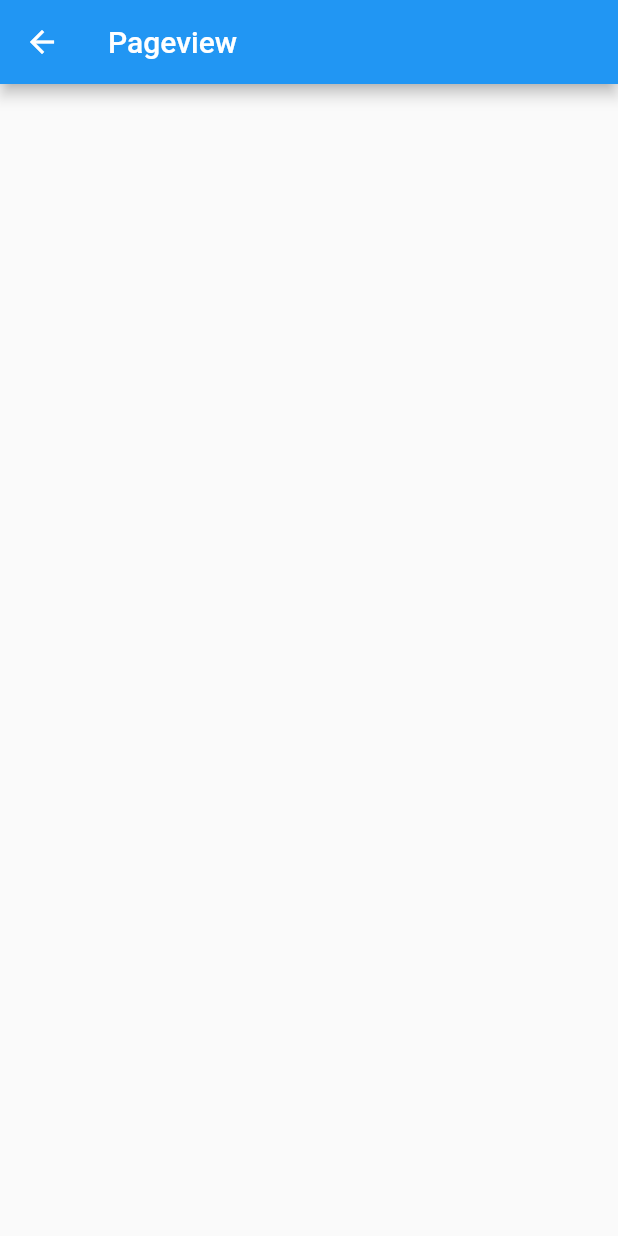
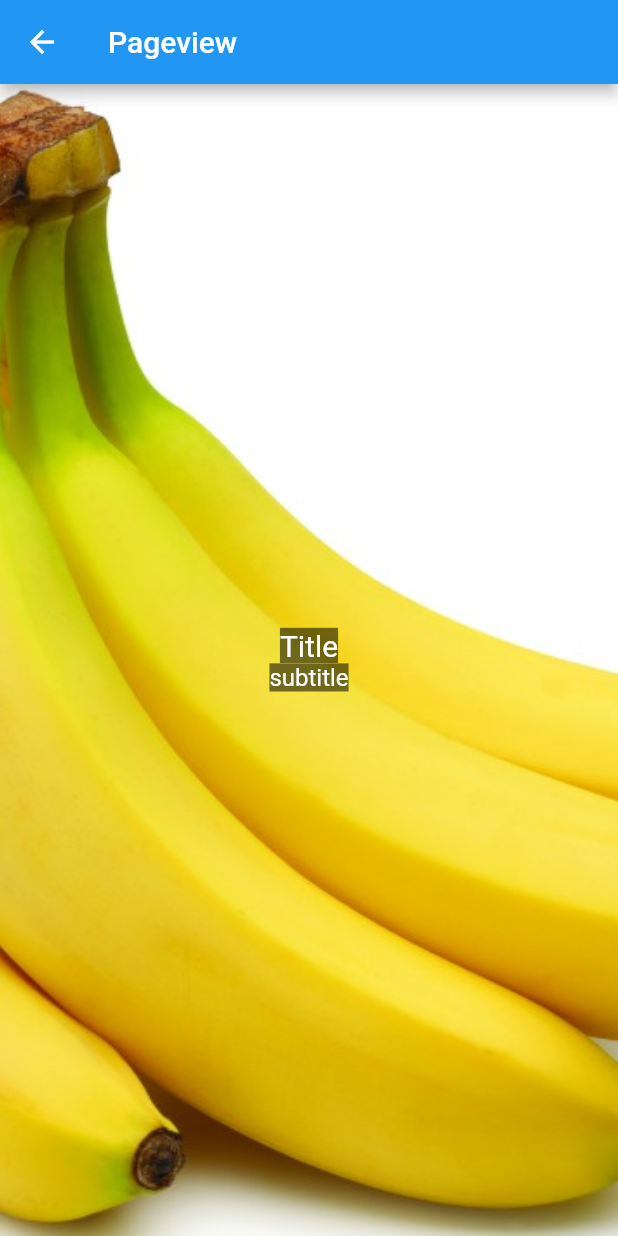
Before and after one commit to sya-hid/flutter_tutorial, a Flutter app: the screen it shows after launch, after a tap on "PageView", on a phone screen of 412 x 824 dp. Run offline on Flutter 3.47's test engine with Material 2 defaults, Android fonts, the light colour scheme and no system bars; our stand-ins replace carousel_slider, percent_indicator.

Commit message:
update tutorial

```diff
--- a/lib/main.dart
+++ b/lib/main.dart
@@ -1,9 +1,11 @@
 import 'package:flutter/material.dart';
-import 'package:flutter_tutorial/models/item_model.dart';
 import 'package:flutter_tutorial/my_carousel.dart';
 import 'package:flutter_tutorial/my_carousel2item.dart';
+import 'package:flutter_tutorial/my_custom_carousel.dart';
+import 'package:flutter_tutorial/my_custom_pageview.dart';
 import 'package:flutter_tutorial/my_listview.dart';
 import 'package:flutter_tutorial/my_pageview.dart';
+import 'package:flutter_tutorial/my_percent_indicator.dart';
 import 'package:flutter_tutorial/my_scrollview.dart';
 
 void main() {
@@ -31,124 +33,17 @@ class MyApp extends StatelessWidget {
             ),
         '/custom_carousel': (context) =>
             const CustomCarousel(title: 'Custom Carousel'),
-            '/pageview':(context)=>MyPageView(title: 'Pageview',)
+        '/pageview': (context) => const MyPageView(title: 'Pageview'),
+        '/custom_pageview': (context) =>
+            const MyCustomPageview(title: 'Custom Pageview'),
+        '/percent_indicator': (context) =>
+            const MyPercentIndicator(title: 'Percent Indicator'),
       },
       theme: ThemeData(
         primarySwatch: Colors.blue,
       ),
       home: const MyHomePage(
         title: 'My Flutter',
-      ),
-    );
-  }
-}
-
-class CustomCarousel extends StatefulWidget {
-  final String? title;
-  const CustomCarousel({Key? key, this.title}) : super(key: key);
-
-  @override
-  State<CustomCarousel> createState() => _CustomCarouselState();
-}
-
-class _CustomCarouselState extends State<CustomCarousel> {
-  int _current = 0;
-  late PageController pageController;
-
-  @override
-  void initState() {
-    super.initState();
-    pageController = PageController(
-      initialPage: _current,
-      viewportFraction: 0.75,
-    );
-  }
-
-  @override
-  void dispose() {
-    super.dispose();
-    pageController.dispose();
-  }
-
-  Widget carouselView(int index) {
-    return AnimatedBuilder(
-        animation: pageController,
-        builder: (context, child) {
-          double pagee = 1.0;
-          if (pageController.position.haveDimensions) {
-            pagee = index.toDouble() - (pageController.page ?? 0);
-            pagee = pagee * pagee;
-          }
-          return Transform.translate(
-            offset: Offset(0, pagee * 80),
-            child: previewFile(index),
-          );
-        });
-  }
-
-  Widget previewFile(int index) {
-    return Padding(
-      padding: const EdgeInsets.symmetric(horizontal: 10, vertical: 30),
-      child: Container(
-        width: MediaQuery.of(context).size.width * 0.6,
-        decoration: BoxDecoration(
-            image: DecorationImage(
-              image: AssetImage(dataItem[index].image!),
-              fit: BoxFit.cover,
-            ),
-            borderRadius: BorderRadius.circular(20),
-            boxShadow: const [
-              BoxShadow(
-                offset: Offset(2, 4),
-                blurRadius: 4,
-                color: Colors.black54,
-              )
-            ],
-            color: Colors.greenAccent),
-        child: Center(
-            child: Column(
-          mainAxisAlignment: MainAxisAlignment.center,
-          children: [
-            Text(dataItem[index].title!,
-                style: const TextStyle(
-                  fontSize: 20,
-                  fontWeight: FontWeight.bold,
-                  color: Colors.white,
-                )),
-            Text(
-              dataItem[index].subtitle!,
-              style: const TextStyle(
-                  fontSize: 16,
-                  fontWeight: FontWeight.normal,
-                  color: Colors.white),
-            )
-          ],
-        )),
-      ),
-    );
-  }
-
-  @override
-  Widget build(BuildContext context) {
-    return Scaffold(
-      appBar: AppBar(
-        title: Text(widget.title!),
-      ),
-      body: Center(
-        child: PageView.builder(
-          itemCount: dataItem.length,
-          controller: pageController,
-          allowImplicitScrolling: true,
-          onPageChanged: (index) {
-            setState(() {
-              _current = index;
-            });
-          },
-          physics: const ClampingScrollPhysics(),
-          itemBuilder: (context, index) {
-            return carouselView(index);
-          },
-        ),
       ),
     );
   }
@@ -171,7 +66,7 @@ class _MyHomePageState extends State<MyHomePage> {
           title: Text(widget.title),
         ),
         body: ListView(
-          padding: const EdgeInsets.only(left: 20, right: 20, top: 10),
+          padding: const EdgeInsets.all(20),
           children: const [
             MenuItem(
               text: 'ListView',
@@ -193,7 +88,22 @@ class _MyHomePageState extends State<MyHomePage> {
               text: 'Custom Carousel',
               press: '/custom_carousel',
             ),
-            MenuItem(text: 'PageView',press: '/pageview',)
+            MenuItem(
+              text: 'PageView',
+              press: '/pageview',
+            ),
+            MenuItem(
+              text: 'Custom PageView',
+              press: '/custom_pageview',
+            ),
+            MenuItem(
+              text: 'Staggered Gridvieww',
+              press: '/staggered_gridview',
+            ),
+            MenuItem(
+              text: 'Percent Indicator',
+              press: '/percent_indicator',
+            )
           ],
         ));
   }
--- a/lib/my_pageview.dart
+++ b/lib/my_pageview.dart
@@ -1,4 +1,5 @@
 import 'package:flutter/material.dart';
+import 'package:flutter_tutorial/models/item_model.dart';
 
 class MyPageView extends StatefulWidget {
   final String? title;
@@ -11,10 +12,35 @@ class MyPageView extends StatefulWidget {
 class _MyPageViewState extends State<MyPageView> {
   @override
   Widget build(BuildContext context) {
+    final PageController controller = PageController();
     return Scaffold(
       appBar: AppBar(
         title: Text(widget.title!),
       ),
+    body: PageView(
+      controller: controller,
+      children: List.generate(dataItem.length, (index) => PageViewItem(data: dataItem[index],)),
+    )
     );
   }
 }
+class PageViewItem extends StatelessWidget {
+  final ItemModel? data;
+  const PageViewItem({ Key? key, this.data }) : super(key: key);
+
+  @override
+  Widget build(BuildContext context) {
+    return Container(
+      decoration: BoxDecoration(
+        image: DecorationImage(image: AssetImage(data!.image!),fit: BoxFit.cover,)
+      ),
+      child: Column(
+        mainAxisAlignment: MainAxisAlignment.center,
+        children: [
+          Text(data!.title!,style: const TextStyle(fontSize: 20,color: Colors.white,backgroundColor: Colors.black54,),),
+          Text(data!.subtitle!,style: const TextStyle(fontSize: 16,color: Colors.white,backgroundColor: Colors.black54,),),
+        ],
+      ),
+    );
+  }
+}
--- a/pubspec.yaml
+++ b/pubspec.yaml
@@ -3,7 +3,7 @@ description: A new Flutter project.
 
 # The following line prevents the package from being accidentally published to
 # pub.dev using `flutter pub publish`. This is preferred for private packages.
-publish_to: 'none' # Remove this line if you wish to publish to pub.dev
+publish_to: "none" # Remove this line if you wish to publish to pub.dev
 
 # The following defines the version and build number for your application.
 # A version number is three numbers separated by dots, like 1.2.43
@@ -31,6 +31,8 @@ dependencies:
   cupertino_icons: ^1.0.5
   flutter:
     sdk: flutter
+  flutter_staggered_grid_view: ^0.4.1
+  percent_indicator: ^4.0.1
 
 dev_dependencies:
   flutter_lints: ^1.0.4
@@ -41,7 +43,6 @@ dev_dependencies:
 # following page: https://dart.dev/tools/pub/pubspec
 # The following section is specific to Flutter.
 flutter:
-
   # The following line ensures that the Material Icons font is
   # included with your application, so that you can use the icons in
   # the material Icons class.
```
Also changed, not shown: lib/my_custom_carousel.dart (added, +113 -0 lines), lib/my_custom_pageview.dart (added, +94 -0 lines), lib/my_percent_indicator.dart (added, +53 -0 lines), lib/my_staggered_gridview.dart (added, +47 -0 lines), pubspec.lock.
